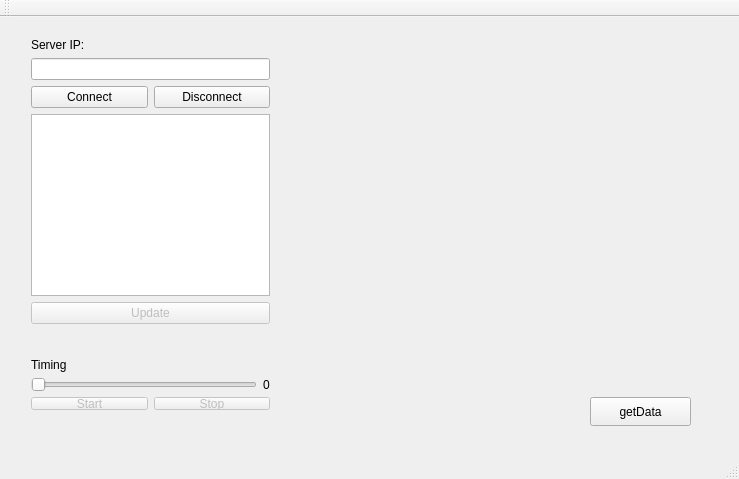
First picture: the form in QtTcpClientConsumer/mainwindow.ui, repository mateusrodrigues/qtsupervisory, before the edit.
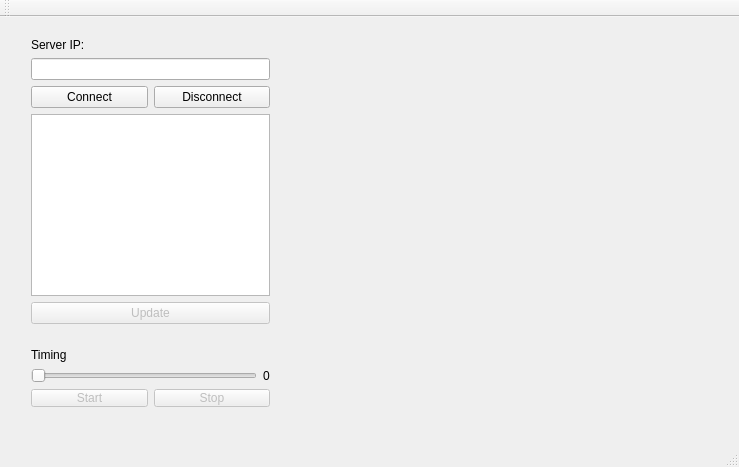
Second picture: the form after the edit.

Commit message: data reading in intervals

Patch:
```diff
--- a/QtTcpClientConsumer/mainwindow.ui
+++ b/QtTcpClientConsumer/mainwindow.ui
@@ -7,26 +7,13 @@
     <x>0</x>
     <y>0</y>
     <width>739</width>
-    <height>479</height>
+    <height>467</height>
    </rect>
   </property>
   <property name="windowTitle">
    <string>MainWindow</string>
   </property>
   <widget class="QWidget" name="centralWidget">
-   <widget class="QPushButton" name="pushButtonGet">
-    <property name="geometry">
-     <rect>
-      <x>590</x>
-      <y>380</y>
-      <width>101</width>
-      <height>29</height>
-     </rect>
-    </property>
-    <property name="text">
-     <string>getData</string>
-    </property>
-   </widget>
    <widget class="QWidget" name="layoutWidget">
     <property name="geometry">
      <rect>
@@ -84,9 +71,9 @@
     <property name="geometry">
      <rect>
       <x>20</x>
-      <y>330</y>
+      <y>320</y>
       <width>261</width>
-      <height>74</height>
+      <height>81</height>
      </rect>
     </property>
     <layout class="QVBoxLayout" name="verticalLayout_2">
```
Left out of the diff: 57 changed lines with no effect on the pictures. The commit also changes 3 other files.
